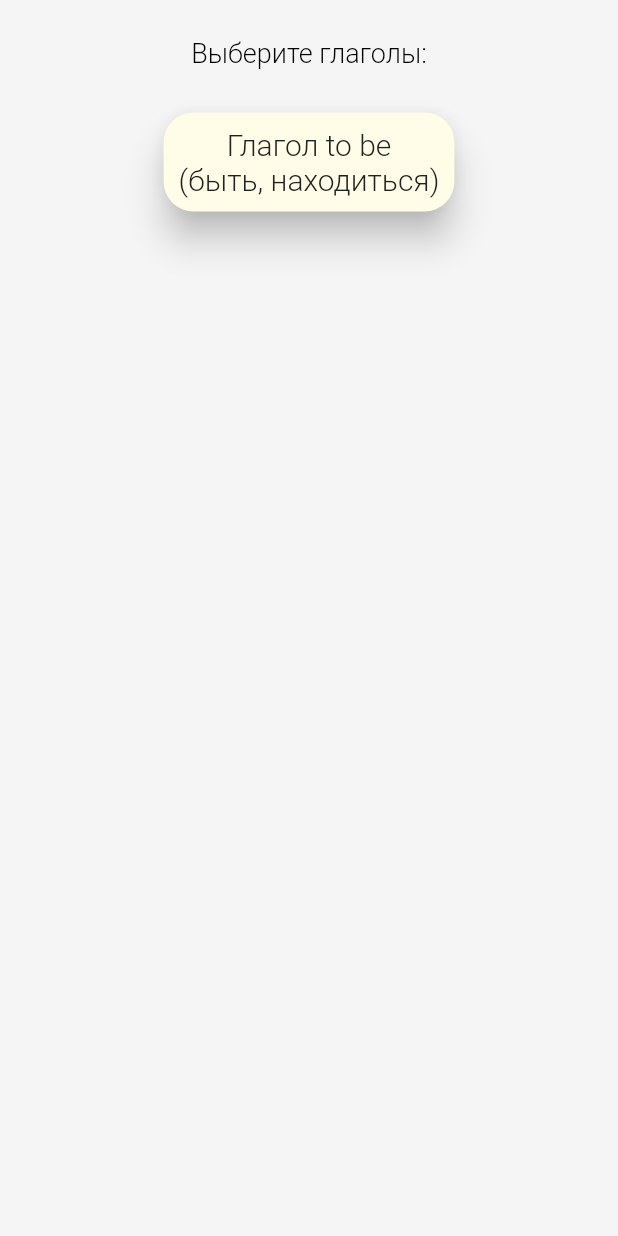
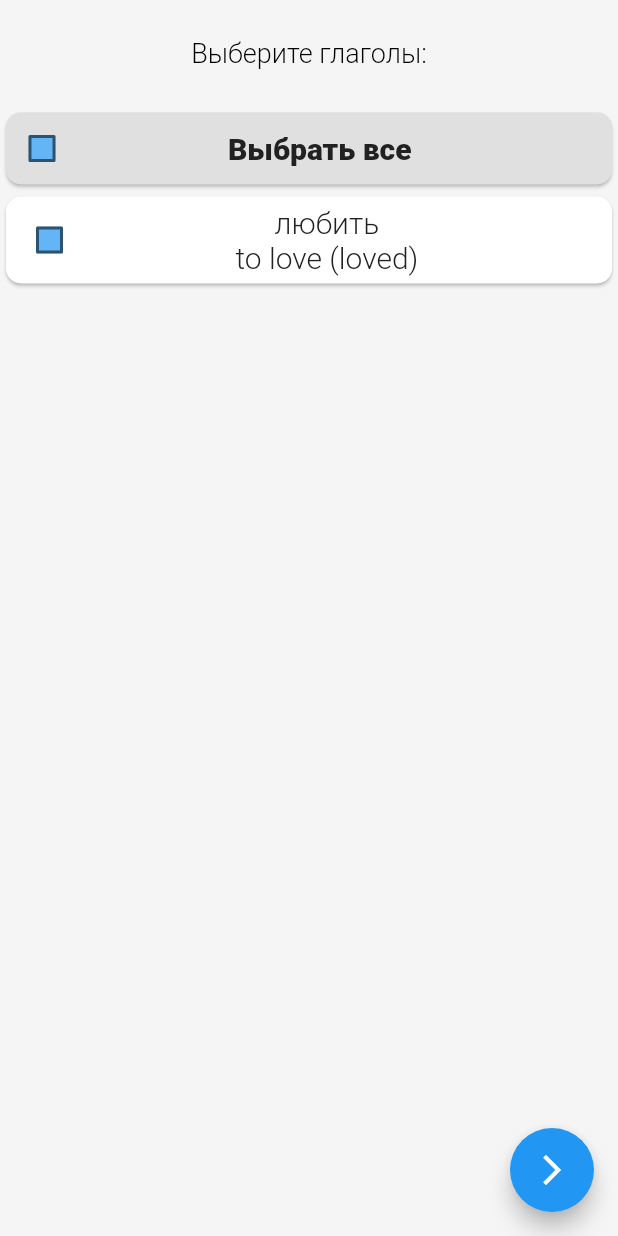
Before and after one commit to odiakovsky/spoken_english_coach, a Flutter app: the DictionaryVerbs screen opened by its route, on a phone screen of 412 x 824 dp. Run offline on Flutter 3.47's test engine with Material 2 defaults, Android fonts, the phone set to English and light mode, and no system bars; our stand-ins replace csv, flutter_svg, google_fonts.

Commit message:
Оформил словарь

```diff
--- a/lib/card_of_verb.dart
+++ b/lib/card_of_verb.dart
@@ -1,45 +1,35 @@
-import 'dart:math';
-
-import 'package:esc/style_button.dart';
 import 'package:flutter/material.dart';
 import 'package:google_fonts/google_fonts.dart';
-import 'package:esc/dictionary_verbs.dart';
-
-class CardOfVerb extends StatelessWidget {
-  const CardOfVerb({Key? key}) : super(key: key);
-
-  @override
-  Widget build(BuildContext context) {
-    return cardOfVerb;
-  }
-}
 
 var cardOfVerb = Container(
   constraints: BoxConstraints(
-      maxWidth: double.maxFinite,
-      minWidth: double.minPositive,
+      maxWidth: double.infinity,
+      minWidth: 400,
       maxHeight: double.infinity,
       minHeight: double.minPositive),
   child: Card(
-    shape: RoundedRectangleBorder(borderRadius: BorderRadius.circular(20)),
-    color: Colors.yellow.shade50,
-    elevation: 10,
-    child: Stack(
-      alignment: Alignment.topRight,
-      children: [
-        Container(
-          padding: const EdgeInsets.fromLTRB(10, 10, 10, 10),
-          child: Column(
+    shape: RoundedRectangleBorder(borderRadius: BorderRadius.circular(10)),
+    color: Colors.white,
+    child: Container(
+      padding: const EdgeInsets.fromLTRB(5, 5, 5, 5),
+      child: Row(
+        mainAxisAlignment: MainAxisAlignment.start,
+        children: [
+          CheckBox(),
+          const SizedBox(
+            width: 100,
+          ),
+          Column(
             children: [
               Text(
-                'Глагол to be',
+                'любить',
                 style: GoogleFonts.roboto(
                     fontSize: 20,
                     fontWeight: FontWeight.w300,
                     color: Colors.grey.shade900),
               ),
               Text(
-                '(быть, находиться)',
+                'to love (loved)',
                 style: GoogleFonts.roboto(
                     fontSize: 20,
                     fontWeight: FontWeight.w300,
@@ -47,8 +37,79 @@ var cardOfVerb = Container(
               ),
             ],
           ),
-        ),
-      ],
+        ],
+      ),
     ),
   ),
 );
+
+class CheckBox extends StatefulWidget {
+  const CheckBox({Key? key}) : super(key: key);
+
+  @override
+  State<CheckBox> createState() => _CheckBoxState();
+}
+
+class _CheckBoxState extends State<CheckBox> {
+  bool isChecked = false;
+
+  @override
+  Widget build(BuildContext context) {
+    Color getColor(Set<MaterialState> states) {
+      const Set<MaterialState> interactiveStates = <MaterialState>{
+        MaterialState.pressed,
+        MaterialState.hovered,
+        MaterialState.focused,
+      };
+      if (states.any(interactiveStates.contains)) {
+        return Colors.blue;
+      }
+      return Colors.blue.shade300;
+    }
+
+    return Checkbox(
+      checkColor: Colors.white,
+      fillColor: MaterialStateProperty.resolveWith(getColor),
+      value: isChecked,
+      onChanged: (bool? value) {
+        setState(() {
+          isChecked = value!;
+        });
+      },
+    );
+  }
+}
+
+var checkAll = Container(
+  constraints: BoxConstraints(
+      maxWidth: double.infinity,
+      minWidth: 400,
+      maxHeight: double.infinity,
+      minHeight: double.minPositive),
+  child: Card(
+    shape: RoundedRectangleBorder(borderRadius: BorderRadius.circular(10)),
+    color: Colors.grey.shade300,
+    child: Container(
+      child: Row(
+        mainAxisAlignment: MainAxisAlignment.start,
+        children: [
+          CheckBox(),
+          const SizedBox(
+            width: 100,
+          ),
+          Column(
+            children: [
+              Text(
+                'Выбрать все',
+                style: GoogleFonts.roboto(
+                    fontSize: 20,
+                    fontWeight: FontWeight.w900,
+                    color: Colors.grey.shade900),
+              ),
+            ],
+          ),
+        ],
+      ),
+    ),
+  ),
+);
--- a/lib/dictionary_verbs.dart
+++ b/lib/dictionary_verbs.dart
@@ -35,11 +35,23 @@ class _DictionaryVerbsState extends State<DictionaryVerbs> {
               const SizedBox(
                 height: 25,
               ),
-              cardOfVerb,
+              checkAll, //По умолчанию чекбокс здесь должен быть выбран и соответственно выбраны все, что ниже.
+              //При снятии здесь галочки, должны пропадать все галочки ниже.
+              cardOfVerb, //Нужно чтобы из таких карточек выводился весь список глаголов. Попорядку, не перемешивая.
+              //Наверное нужно использовать какой-нибудь ListView.
+              //Сейчас загружен файл с сотней глаголов. То есть из нашей модели он должен подставлять
+              //в карточку verb и verbTranslation. В карточке есть чекбокс. Нужно сделать так, что если я выберу,
+              //например, два глагола и нажму на FloatingActionButton, то происходил возврат на экран simple_tenses_practice
+              //и выбиралась случайная фраза только из выбранных глаголов. У каждого глагола по девять фраз, то есть
+              //случайный выбор был бы из 18 вариантов.
             ],
           ),
         ),
       ),
+      floatingActionButton: FloatingActionButton(
+        onPressed: null,
+        child: Icon(Icons.arrow_forward_ios_outlined),
+      ),
     );
   }
 }
```
